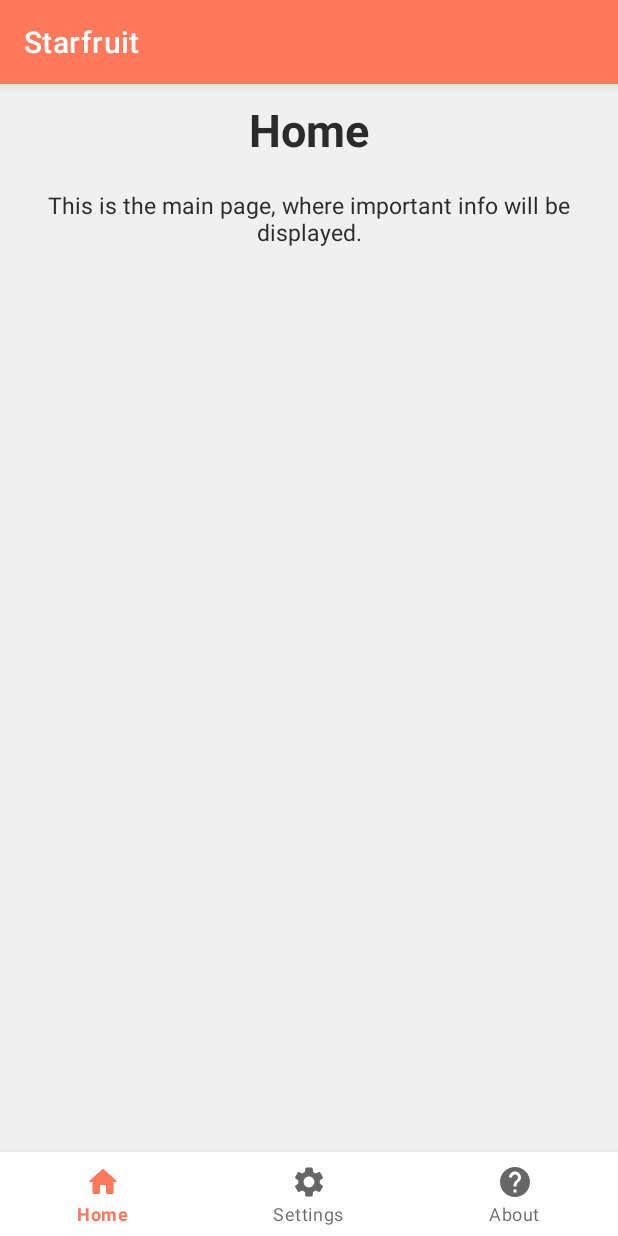
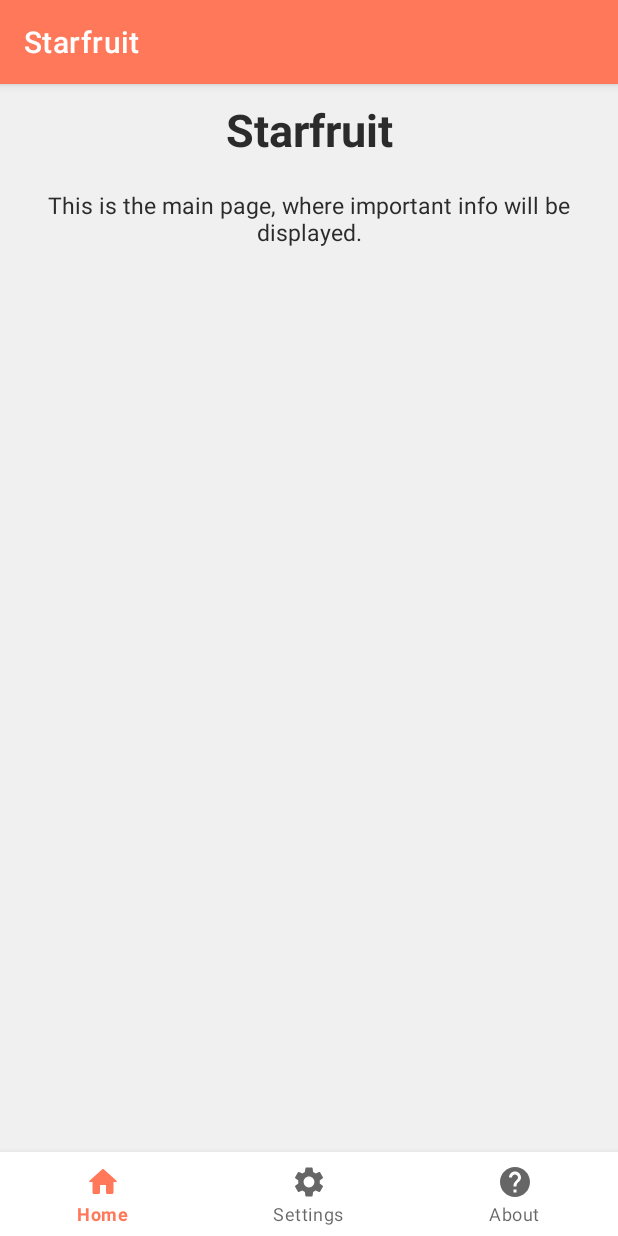
Before and after one commit to gradientdev/Starfruit, an Android app: the screen it shows after launch (MainActivity), on a phone screen of 412 x 824 dp. Run offline under Robolectric (Android 15) with nearby library versions, the phone set to English and light mode, and no system bars.

Commit message:
No commit message

```diff
--- a/app/build.gradle
+++ b/app/build.gradle
@@ -48,4 +48,5 @@ dependencies {
     androidTestImplementation 'androidx.test.ext:junit:1.1.2'
     androidTestImplementation 'androidx.test.espresso:espresso-core:3.3.0'
     implementation 'androidx.activity:activity-ktx:1.2.0-beta01'
+    apply plugin: 'kotlin-android-extensions'
 }
--- a/app/src/main/java/com/gradient/starfruit/MainActivity.kt
+++ b/app/src/main/java/com/gradient/starfruit/MainActivity.kt
@@ -45,8 +45,6 @@ class MainActivity : AppCompatActivity() {
             true
         }
 
-
-
         //todo: get sms permissions
 
         @Suppress("DEPRECATED_IDENTITY_EQUALS")
--- a/app/src/main/res/layout/fragment_home.xml
+++ b/app/src/main/res/layout/fragment_home.xml
@@ -14,7 +14,7 @@
         <TextView
             android:layout_width="match_parent"
             android:layout_height="match_parent"
-            android:text="Home"
+            android:text="Starfruit"
             android:textSize="30sp"
             android:textAlignment="center"
             android:textColor="@color/coal"
```
